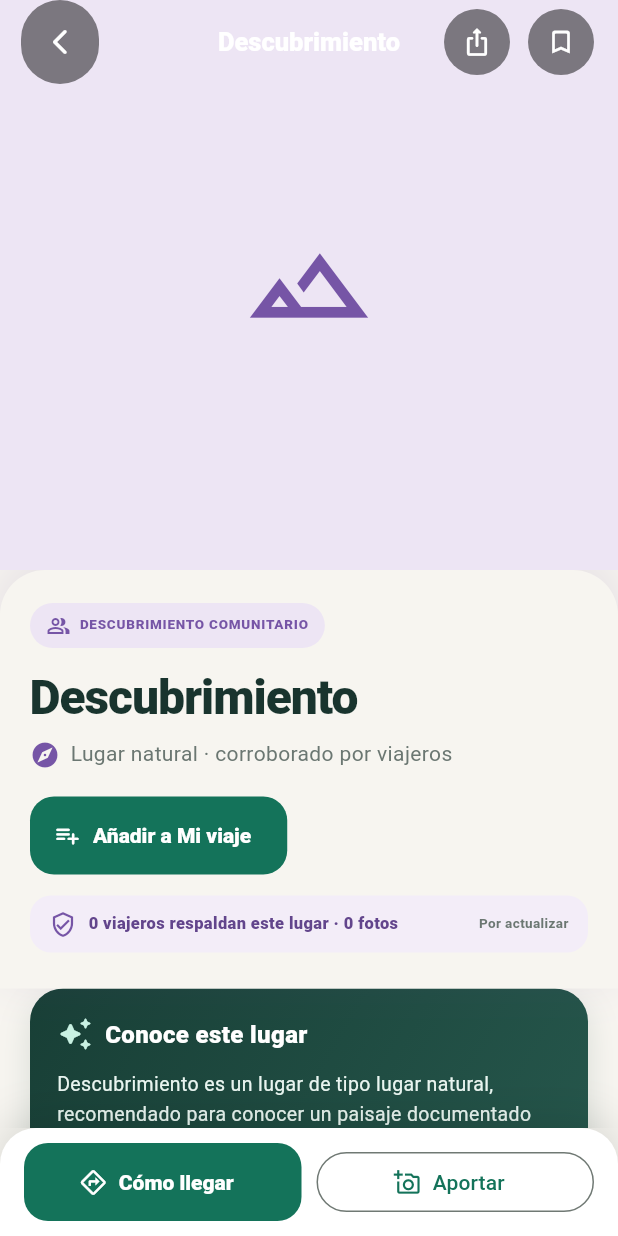
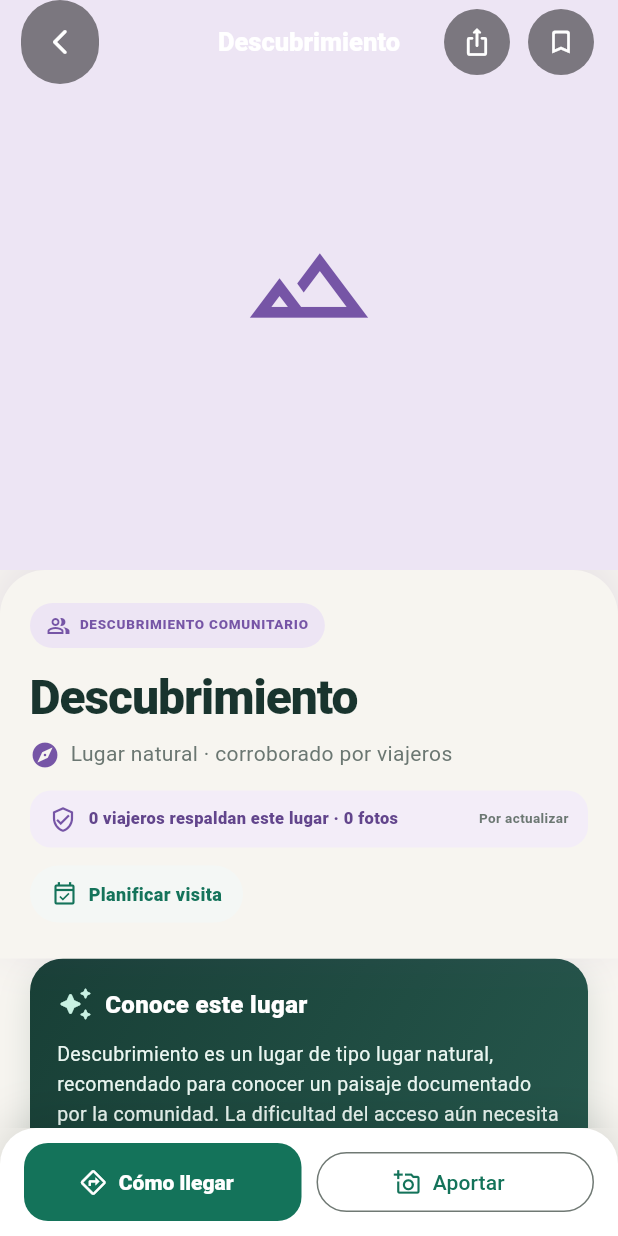
Before and after one commit to Nxz-ST/Turismo-app, a Flutter app: the CommunityPlaceDetailScreen screen opened directly with empty values, on a phone screen of 412 x 824 dp. Run offline on Flutter 3.47's test engine with Material 3 defaults, Android fonts, the phone set to English and light mode, and no system bars; our stand-ins replace cached_network_image, connectivity_plus, geolocator, google_maps_flutter, image_picker, share_plus and 2 more; accounts and stored records are empty; Roboto replaces fonts that are missing (SF Pro Display); statements that could not run were skipped.

Commit message:
refactor: simplify community trip action

```diff
--- a/lib/features/places/screens/community_place_detail_screen.dart
+++ b/lib/features/places/screens/community_place_detail_screen.dart
@@ -13,6 +13,7 @@ import '../services/place_trust_service.dart';
 import '../widgets/place_trust_passport_card.dart';
 import '../widgets/place_issue_report_button.dart';
 import 'register_place_screen.dart';
+import '../../profile/screens/my_trip_screen.dart';
 import '../../profile/services/travel_library_service.dart';
 
 class CommunityPlaceDetailScreen extends StatefulWidget {
@@ -299,14 +300,6 @@ class _CommunityPlaceDetailScreenState
               ),
             ],
           ),
-          const SizedBox(height: 18),
-          FilledButton.tonalIcon(
-            onPressed: _inTrip ? null : () => _addToTrip(place),
-            icon: Icon(
-              _inTrip ? Icons.check_rounded : Icons.playlist_add_rounded,
-            ),
-            label: Text(_inTrip ? 'Añadido a Mi viaje' : 'Añadir a Mi viaje'),
-          ),
           const SizedBox(height: 14),
           Container(
             padding: const EdgeInsets.symmetric(horizontal: 13, vertical: 10),
@@ -343,10 +336,67 @@ class _CommunityPlaceDetailScreenState
               ],
             ),
           ),
+          const SizedBox(height: 12),
+          _tripAction(place),
         ],
       ),
     );
   }
+
+  Widget _tripAction(Map<String, dynamic> place) => Align(
+    alignment: Alignment.centerLeft,
+    child: Semantics(
+      button: true,
+      label: _inTrip
+          ? 'Abrir este lugar en Mi viaje'
+          : 'Planificar una visita a este lugar',
+      child: Material(
+        color: _inTrip ? const Color(0xFFE7F2ED) : const Color(0xFFF4F7F5),
+        borderRadius: BorderRadius.circular(99),
+        child: InkWell(
+          borderRadius: BorderRadius.circular(99),
+          onTap: _inTrip
+              ? () => Navigator.push(
+                  context,
+                  MaterialPageRoute(builder: (_) => const MyTripScreen()),
+                )
+              : () => _addToTrip(place),
+          child: Padding(
+            padding: const EdgeInsets.symmetric(horizontal: 14, vertical: 10),
+            child: Row(
+              mainAxisSize: MainAxisSize.min,
+              children: [
+                Icon(
+                  _inTrip
+                      ? Icons.check_circle_outline_rounded
+                      : Icons.event_available_outlined,
+                  size: 18,
+                  color: AppColors.primary,
+                ),
+                const SizedBox(width: 7),
+                Text(
+                  _inTrip ? 'En Mi viaje' : 'Planificar visita',
+                  style: const TextStyle(
+                    color: AppColors.primary,
+                    fontSize: 12,
+                    fontWeight: FontWeight.w900,
+                  ),
+                ),
+                if (_inTrip) ...[
+                  const SizedBox(width: 5),
+                  const Icon(
+                    Icons.chevron_right_rounded,
+                    size: 17,
+                    color: AppColors.primary,
+                  ),
+                ],
+              ],
+            ),
+          ),
+        ),
+      ),
+    ),
+  );
 
   Widget _communityBadge() => Align(
     alignment: Alignment.centerLeft,
```
